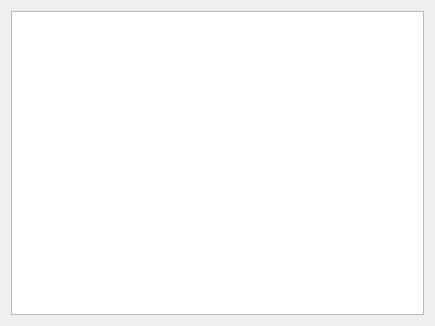
SirSharpest/Grain_Analyser_GUI, file view/dataview.ui: the form before one commit.
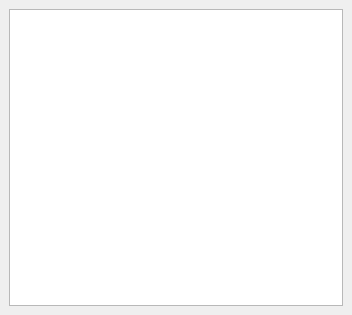
The form after the commit.

Commit message: Data viewing is almost complete

Patch:
```diff
--- a/view/dataview.ui
+++ b/view/dataview.ui
@@ -1,31 +1,25 @@
 <?xml version="1.0" encoding="UTF-8"?>
 <ui version="4.0">
- <class>wdg_dataview</class>
- <widget class="QWidget" name="wdg_dataview">
+ <class>DataWindow</class>
+ <widget class="QMainWindow" name="DataWindow">
   <property name="geometry">
    <rect>
     <x>0</x>
     <y>0</y>
-    <width>435</width>
-    <height>326</height>
+    <width>352</width>
+    <height>315</height>
    </rect>
   </property>
   <property name="windowTitle">
    <string>Data  View</string>
   </property>
-  <layout class="QGridLayout" name="gridLayout">
-   <item row="0" column="0">
-    <layout class="QGridLayout" name="gridLayout_2">
-     <item row="0" column="0">
-      <widget class="QTableWidget" name="tbl_data">
-       <property name="sizeAdjustPolicy">
-        <enum>QAbstractScrollArea::AdjustToContents</enum>
-       </property>
-      </widget>
-     </item>
-    </layout>
-   </item>
-  </layout>
+  <widget class="QWidget" name="centralwidget">
+   <layout class="QGridLayout" name="gridLayout">
+    <item row="0" column="0">
+     <widget class="QTableView" name="tbl_data"/>
+    </item>
+   </layout>
+  </widget>
  </widget>
  <resources/>
  <connections/>
```
Left out of the diff: 2 changed lines with no effect on the pictures. The commit also changes 3 other files.
